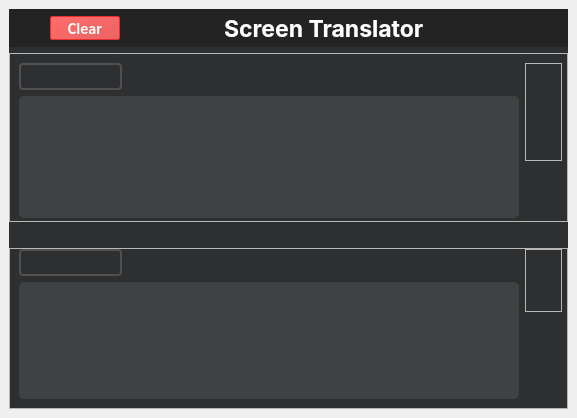
OlexandrNikolaiev/Screen-Translator, file ui/mainwindow.ui: the form before one commit.
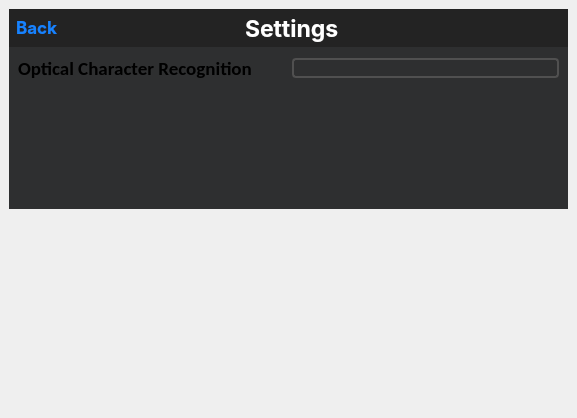
The form after the commit. Icons and pictures are not drawn. Custom widgets are drawn as their Qt base class.

Diff of the .ui file:
```diff
--- a/ui/mainwindow.ui
+++ b/ui/mainwindow.ui
@@ -25,17 +25,27 @@
   </property>
   <widget class="QWidget" name="centralwidget">
    <layout class="QGridLayout" name="gridLayout_3">
+    <property name="spacing">
+     <number>0</number>
+    </property>
+    <item row="0" column="0">
+     <widget class="SlidingStackedWidget" name="stackedWidget">
+      <property name="currentIndex">
+       <number>1</number>
+      </property>
+      <widget class="QWidget" name="page">
+       <layout class="QGridLayout" name="gridLayout_5">
     <property name="leftMargin">
-     <number>9</number>
+         <number>0</number>
     </property>
     <property name="topMargin">
-     <number>9</number>
+         <number>0</number>
     </property>
     <property name="rightMargin">
-     <number>9</number>
+         <number>0</number>
     </property>
     <property name="bottomMargin">
-     <number>9</number>
+         <number>0</number>
     </property>
     <property name="spacing">
      <number>0</number>
@@ -839,6 +849,439 @@
     </item>
    </layout>
   </widget>
+      <widget class="QWidget" name="page_2">
+       <layout class="QGridLayout" name="gridLayout_6">
+        <property name="leftMargin">
+         <number>0</number>
+        </property>
+        <property name="topMargin">
+         <number>0</number>
+        </property>
+        <property name="rightMargin">
+         <number>0</number>
+        </property>
+        <property name="bottomMargin">
+         <number>0</number>
+        </property>
+        <property name="spacing">
+         <number>0</number>
+        </property>
+        <item row="0" column="0">
+         <widget class="QFrame" name="frame_6">
+          <property name="maximumSize">
+           <size>
+            <width>16777215</width>
+            <height>200</height>
+           </size>
+          </property>
+          <property name="styleSheet">
+           <string notr="true">QFrame {
+  background-color: rgb(46,47,48);
+  border: none;
+}
+
+QTextEdit {
+    background-color: rgb(64,65,66);
+    color: white;
+    border: none;
+    border-radius: 5px;
+    padding: 8px; 
+}
+
+QComboBox {
+    border: 2px solid rgba(80,80,80, 255); 
+    background: transparent;
+    color: white;
+    padding-left: 6px;     
+    padding-right: 24px;   
+    border-radius: 4px;
+}
+
+QComboBox:hover {
+    background-color: rgba(255, 255, 255, 20);
+}
+
+QComboBox::drop-down {
+    border: none;
+    background: transparent;
+    width: 18px; 
+}
+
+QComboBox::down-arrow {
+    image: url(:/icons/resources/icons/comboboxArrow.png);
+    width: 12px;
+    height: 12px;
+}
+
+QScrollBar:vertical, QScrollBar:horizontal {
+    border: none;
+    background-color: rgb(90,90,90);
+    width: 12px;
+
+    margin: 2px;
+    border-radius: 4px;
+}
+
+QScrollBar::handle:vertical, QScrollBar::handle:horizontal {
+    background: rgba(160, 160, 160, 180);  
+    min-height: 20px;
+    min-width: 20px;
+    border-radius: 4px;
+}
+
+QScrollBar::handle:vertical:hover, QScrollBar::handle:horizontal:hover {
+    background: rgba(200, 200, 200, 200);  
+}
+
+QScrollBar::add-line:vertical, QScrollBar::sub-line:vertical,
+QScrollBar::add-line:horizontal, QScrollBar::sub-line:horizontal {
+    height: 0;
+    width: 0;
+    border: none;
+    background: none;
+}
+
+QScrollBar::add-page:vertical, QScrollBar::sub-page:vertical,
+QScrollBar::add-page:horizontal, QScrollBar::sub-page:horizontal {
+    background: none;
+}
+
+</string>
+          </property>
+          <property name="frameShape">
+           <enum>QFrame::StyledPanel</enum>
+          </property>
+          <property name="frameShadow">
+           <enum>QFrame::Raised</enum>
+          </property>
+          <layout class="QGridLayout" name="gridLayout_7">
+           <property name="leftMargin">
+            <number>0</number>
+           </property>
+           <property name="topMargin">
+            <number>0</number>
+           </property>
+           <property name="rightMargin">
+            <number>0</number>
+           </property>
+           <property name="bottomMargin">
+            <number>0</number>
+           </property>
+           <property name="spacing">
+            <number>0</number>
+           </property>
+           <item row="0" column="0">
+            <widget class="DraggableFrame" name="frame_7">
+             <property name="minimumSize">
+              <size>
+               <width>0</width>
+               <height>38</height>
+              </size>
+             </property>
+             <property name="maximumSize">
+              <size>
+               <width>16777215</width>
+               <height>38</height>
+              </size>
+             </property>
+             <property name="styleSheet">
+              <string notr="true">QFrame
+{
+	border-bottom: 5px solid rgb(99,99,99);
+	border: none;
+	background-color: rgb(35,35,35);
+}</string>
+             </property>
+             <property name="frameShape">
+              <enum>QFrame::StyledPanel</enum>
+             </property>
+             <property name="frameShadow">
+              <enum>QFrame::Raised</enum>
+             </property>
+             <layout class="QHBoxLayout" name="horizontalLayout_6">
+              <property name="spacing">
+               <number>6</number>
+              </property>
+              <property name="leftMargin">
+               <number>7</number>
+              </property>
+              <property name="topMargin">
+               <number>0</number>
+              </property>
+              <property name="rightMargin">
+               <number>0</number>
+              </property>
+              <property name="bottomMargin">
+               <number>0</number>
+              </property>
+              <item>
+               <layout class="QHBoxLayout" name="horizontalLayout_7">
+                <property name="spacing">
+                 <number>9</number>
+                </property>
+                <item>
+                 <widget class="BackButton" name="backButton">
+                  <property name="font">
+                   <font>
+                    <family>SF Pro Display</family>
+                    <pointsize>13</pointsize>
+                    <bold>true</bold>
+                   </font>
+                  </property>
+                  <property name="cursor">
+                   <cursorShape>PointingHandCursor</cursorShape>
+                  </property>
+                  <property name="styleSheet">
+                   <string notr="true">QPushButton
+ {
+    border: none;
+    color: rgb(22,131,255);
+
+}
+
+QPushButton:hover 
+{
+    border: none;
+    color: rgb(108, 177, 255);
+}
+</string>
+                  </property>
+                  <property name="text">
+                   <string>Back</string>
+                  </property>
+                 </widget>
+                </item>
+               </layout>
+              </item>
+              <item>
+               <spacer name="horizontalSpacer_7">
+                <property name="orientation">
+                 <enum>Qt::Horizontal</enum>
+                </property>
+                <property name="sizeType">
+                 <enum>QSizePolicy::Expanding</enum>
+                </property>
+                <property name="sizeHint" stdset="0">
+                 <size>
+                  <width>200</width>
+                  <height>20</height>
+                 </size>
+                </property>
+               </spacer>
+              </item>
+              <item>
+               <layout class="QHBoxLayout" name="horizontalLayout_8">
+                <property name="spacing">
+                 <number>6</number>
+                </property>
+                <item>
+                 <widget class="QLabel" name="label_3">
+                  <property name="minimumSize">
+                   <size>
+                    <width>30</width>
+                    <height>30</height>
+                   </size>
+                  </property>
+                  <property name="maximumSize">
+                   <size>
+                    <width>30</width>
+                    <height>30</height>
+                   </size>
+                  </property>
+                  <property name="styleSheet">
+                   <string notr="true">background-color: none;</string>
+                  </property>
+                  <property name="text">
+                   <string/>
+                  </property>
+                  <property name="pixmap">
+                   <pixmap resource="../res.qrc">:/icons/resources/icons/settings_hover.png</pixmap>
+                  </property>
+                  <property name="scaledContents">
+                   <bool>true</bool>
+                  </property>
+                 </widget>
+                </item>
+                <item>
+                 <widget class="QLabel" name="label_4">
+                  <property name="font">
+                   <font>
+                    <family>SF Pro Display</family>
+                    <pointsize>17</pointsize>
+                    <bold>true</bold>
+                   </font>
+                  </property>
+                  <property name="styleSheet">
+                   <string notr="true">color: rgb(255, 255, 255);</string>
+                  </property>
+                  <property name="text">
+                   <string>Settings</string>
+                  </property>
+                 </widget>
+                </item>
+               </layout>
+              </item>
+              <item>
+               <spacer name="horizontalSpacer_8">
+                <property name="orientation">
+                 <enum>Qt::Horizontal</enum>
+                </property>
+                <property name="sizeType">
+                 <enum>QSizePolicy::Expanding</enum>
+                </property>
+                <property name="sizeHint" stdset="0">
+                 <size>
+                  <width>200</width>
+                  <height>20</height>
+                 </size>
+                </property>
+               </spacer>
+              </item>
+              <item>
+               <layout class="QHBoxLayout" name="horizontalLayout_9">
+                <property name="spacing">
+                 <number>0</number>
+                </property>
+                <property name="rightMargin">
+                 <number>0</number>
+                </property>
+                <item>
+                 <widget class="QPushButton" name="collapseButtonSettings">
+                  <property name="minimumSize">
+                   <size>
+                    <width>38</width>
+                    <height>38</height>
+                   </size>
+                  </property>
+                  <property name="maximumSize">
+                   <size>
+                    <width>38</width>
+                    <height>38</height>
+                   </size>
+                  </property>
+                  <property name="styleSheet">
+                   <string notr="true">
+QPushButton
+{
+	image: url(:/icons/resources/icons/collapse.png);
+	border: none;
+}
+QPushButton:hover
+{
+	image: url(:/icons/resources/icons/collapse.png);
+	background-color: rgb(232, 17, 25);
+	border: none;
+}
+</string>
+                  </property>
+                  <property name="text">
+                   <string/>
+                  </property>
+                 </widget>
+                </item>
+                <item>
+                 <widget class="QPushButton" name="closeButtonSettings">
+                  <property name="minimumSize">
+                   <size>
+                    <width>38</width>
+                    <height>38</height>
+                   </size>
+                  </property>
+                  <property name="maximumSize">
+                   <size>
+                    <width>38</width>
+                    <height>38</height>
+                   </size>
+                  </property>
+                  <property name="styleSheet">
+                   <string notr="true">
+QPushButton
+{
+	image: url(:/icons/resources/icons/close.png);
+	border: none;
+}
+QPushButton:hover
+{
+	image: url(:/icons/resources/icons/close.png);
+	background-color: rgb(232, 17, 25);
+	border: none;
+}
+</string>
+                  </property>
+                  <property name="text">
+                   <string/>
+                  </property>
+                 </widget>
+                </item>
+               </layout>
+              </item>
+             </layout>
+            </widget>
+           </item>
+           <item row="1" column="0">
+            <widget class="QFrame" name="frame_8">
+             <property name="frameShape">
+              <enum>QFrame::StyledPanel</enum>
+             </property>
+             <property name="frameShadow">
+              <enum>QFrame::Raised</enum>
+             </property>
+             <layout class="QGridLayout" name="gridLayout_8">
+              <item row="0" column="1">
+               <widget class="QComboBox" name="comboBox"/>
+              </item>
+              <item row="0" column="0">
+               <widget class="QLabel" name="label_5">
+                <property name="font">
+                 <font>
+                  <family>Calibri</family>
+                  <pointsize>14</pointsize>
+                  <bold>true</bold>
+                 </font>
+                </property>
+                <property name="text">
+                 <string>Optical Character Recognition</string>
+                </property>
+               </widget>
+              </item>
+             </layout>
+            </widget>
+           </item>
+           <item row="2" column="0">
+            <spacer name="verticalSpacer_3">
+             <property name="orientation">
+              <enum>Qt::Vertical</enum>
+             </property>
+             <property name="sizeHint" stdset="0">
+              <size>
+               <width>20</width>
+               <height>40</height>
+              </size>
+             </property>
+            </spacer>
+           </item>
+          </layout>
+         </widget>
+        </item>
+        <item row="1" column="0">
+         <spacer name="verticalSpacer_5">
+          <property name="orientation">
+           <enum>Qt::Vertical</enum>
+          </property>
+          <property name="sizeHint" stdset="0">
+           <size>
+            <width>20</width>
+            <height>40</height>
+           </size>
+          </property>
+         </spacer>
+        </item>
+       </layout>
+      </widget>
+     </widget>
+    </item>
+   </layout>
+  </widget>
  </widget>
  <customwidgets>
   <customwidget>
@@ -847,6 +1290,17 @@
    <header>CustomWidgets/draggableframe.h</header>
    <container>1</container>
   </customwidget>
+  <customwidget>
+   <class>SlidingStackedWidget</class>
+   <extends>QStackedWidget</extends>
+   <header>CustomWidgets\slidingstackedwidget.h</header>
+   <container>1</container>
+  </customwidget>
+  <customwidget>
+   <class>BackButton</class>
+   <extends>QPushButton</extends>
+   <header>CustomWidgets\backbutton.h</header>
+  </customwidget>
  </customwidgets>
  <resources>
   <include location="../res.qrc"/>
```
Lines whose indentation alone changed are shown as unchanged.
